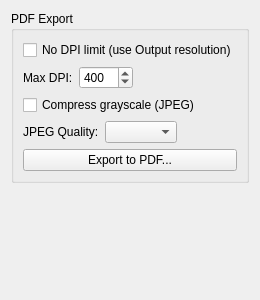
The window that src/core/filters/export/OptionsWidget.ui (abandoned-industries/scantailor-spectre) describes before a commit, drawn with Qt 5.
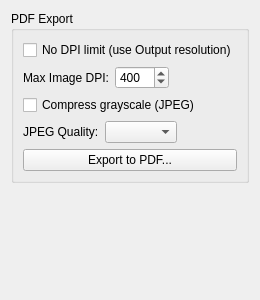
The same window after the commit. Icons and pictures are not drawn.

Diff of the .ui file:
```diff
--- a/src/core/filters/export/OptionsWidget.ui
+++ b/src/core/filters/export/OptionsWidget.ui
@@ -32,7 +32,7 @@
         <item>
          <widget class="QLabel" name="maxDpiLabel">
           <property name="text">
-           <string>Max DPI:</string>
+           <string>Max Image DPI:</string>
           </property>
          </widget>
         </item>
```
